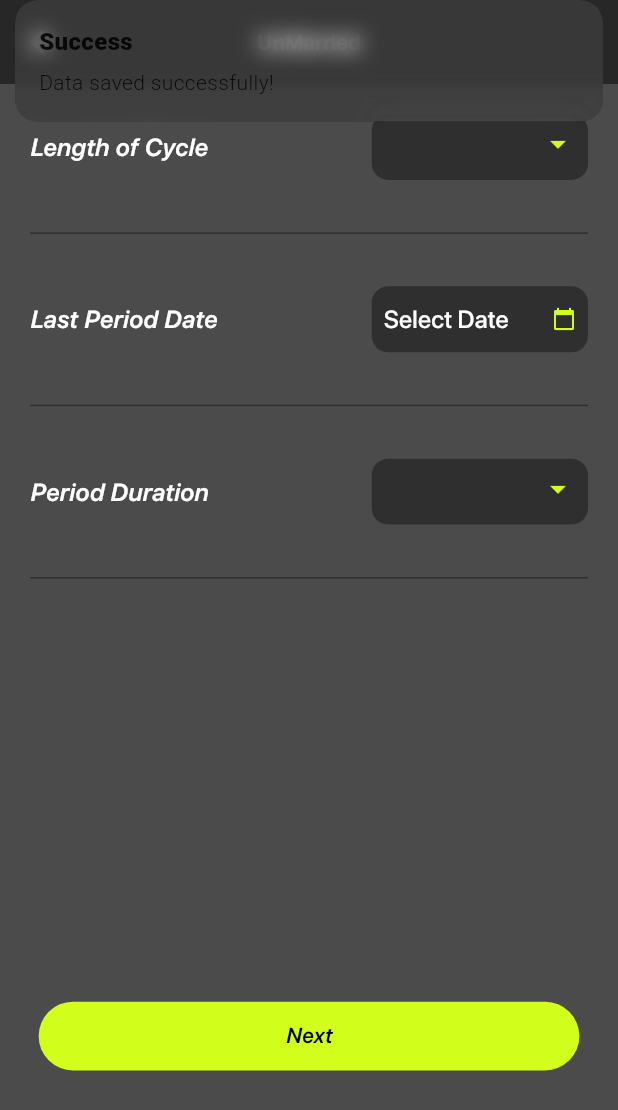
After one commit to HibaAbbas13/MamaIKnow, a Flutter app: the UnMarriedScreen screen opened directly, after a tap on "Next", on a phone screen of 412 x 824 dp. The commit adds this screen. Shown: the top 1110 px of the screen. Run offline on Flutter 3.47's test engine with Material 3 defaults, Android fonts, the phone set to English and light mode, and no system bars; our stand-ins replace cloud_firestore, firebase_auth, firebase_core, flutter_native_splash, flutter_screenutil, flutter_svg and 4 more; accounts and stored records are empty.

Commit message:
Tracker  Screen

```diff
--- a/lib/Screens/Auth/SignupScreen.dart
+++ b/lib/Screens/Auth/SignupScreen.dart
@@ -1,16 +1,15 @@
 import 'package:flutter/material.dart';
 import 'package:flutter_screenutil/flutter_screenutil.dart';
-import 'package:flutter_svg/svg.dart';
 import 'package:mamaiknow/Controllers/Authfiled_Controller.dart';
 import 'package:mamaiknow/Controllers/SignInSignup_Controller.dart';
 import 'package:mamaiknow/Data/AppColors.dart';
-import 'package:mamaiknow/Data/AppIcons.dart';
+
 import 'package:mamaiknow/Data/AppTypography.dart';
 import 'package:mamaiknow/Screens/Auth/Components/Authfield.dart';
 import 'package:mamaiknow/Screens/Auth/Components/SignInButtons.dart';
 import 'package:mamaiknow/Screens/Auth/SignInScreen.dart';
 import 'package:get/get.dart';
-import 'package:mamaiknow/Screens/Components/CommonButton.dart';
+import 'package:mamaiknow/Screens/CommonWidgets/CommonButton.dart';
 
 class SignUpScreen extends StatefulWidget {
   const SignUpScreen({super.key});
--- a/lib/Screens/HomeScreen/Components/RemainderCard.dart
+++ b/lib/Screens/HomeScreen/Components/RemainderCard.dart
@@ -2,7 +2,7 @@ import 'package:flutter/material.dart';
 import 'package:flutter_screenutil/flutter_screenutil.dart';
 import 'package:mamaiknow/Data/AppColors.dart';
 import 'package:mamaiknow/Data/AppTypography.dart';
-import 'package:mamaiknow/Screens/Components/CommonButton.dart';
+import 'package:mamaiknow/Screens/CommonWidgets/CommonButton.dart';
 
 class RemainderCard extends StatelessWidget {
   const RemainderCard({super.key});
--- a/lib/Screens/HomeScreen/HomeScreen.dart
+++ b/lib/Screens/HomeScreen/HomeScreen.dart
@@ -5,7 +5,8 @@ import 'package:mamaiknow/Controllers/HomePage_Controller.dart';
 
 import 'package:mamaiknow/Data/AppColors.dart';
 import 'package:mamaiknow/Data/AppTypography.dart';
-import 'package:mamaiknow/Screens/Components/CustomAppBar.dart';
+import 'package:mamaiknow/Screens/CommonWidgets/CustomAppBar.dart';
+
 import 'package:mamaiknow/Screens/HomeScreen/Components/Capsule.dart';
 import 'package:mamaiknow/Screens/HomeScreen/Components/CustomHeader.dart';
 import 'package:mamaiknow/Screens/HomeScreen/Components/HomeSection.dart';
--- /dev/null
+++ b/lib/Screens/Status/MarriedScreen.dart
@@ -0,0 +1,238 @@
+import 'package:cloud_firestore/cloud_firestore.dart';
+import 'package:firebase_auth/firebase_auth.dart';
+import 'package:flutter/material.dart';
+import 'package:flutter_screenutil/flutter_screenutil.dart';
+import 'package:get/get.dart';
+import 'package:mamaiknow/Data/AppColors.dart';
+import 'package:mamaiknow/Data/AppTypography.dart';
+import 'package:mamaiknow/Screens/CommonWidgets/CommonButton.dart';
+
+class UnMarriedScreen extends StatefulWidget {
+  const UnMarriedScreen({super.key});
+
+  @override
+  State<UnMarriedScreen> createState() => _UnMarriedScreenState();
+}
+
+class _UnMarriedScreenState extends State<UnMarriedScreen> {
+  String? selectedDay;
+  DateTime? selectedDate;
+  String? periodDuration;
+
+  Future<void> _selectDate(BuildContext context) async {
+    final DateTime? picked = await showDatePicker(
+      context: context,
+      initialDate: selectedDate ?? DateTime.now(),
+      firstDate: DateTime(2000),
+      lastDate: DateTime.now(),
+      helpText: 'Select Last Period Date',
+      builder: (BuildContext context, Widget? child) {
+        return Theme(
+          data: ThemeData.dark().copyWith(
+            colorScheme: ColorScheme.dark(
+              primary: AppColors.klime, // header background color
+              onPrimary: AppColors.kBlack, // header text color
+              onSurface: AppColors.kWhite, // body text color
+            ),
+            dialogBackgroundColor: AppColors.kblueGrey,
+          ),
+          child: child!,
+        );
+      },
+    );
+
+    if (picked != null && picked != selectedDate) {
+      setState(() {
+        selectedDate = picked;
+      });
+    }
+  }
+
+  void _saveToFirestore() async {
+    final FirebaseFirestore firestore = FirebaseFirestore.instance;
+    final userId = FirebaseAuth.instance.currentUser?.uid;
+
+    try {
+      await firestore.collection('users').doc(userId).update({
+        'length_of_cycle': selectedDay,
+        'last_period_date': selectedDate?.toIso8601String(),
+        'period_duration': periodDuration,
+      });
+      Get.snackbar("Success", "Data saved successfully!");
+    } catch (e) {
+      Get.snackbar("Error", e.toString());
+    }
+  }
+
+  @override
+  Widget build(BuildContext context) {
+    return Scaffold(
+      backgroundColor: AppColors.ksemiTransparentGrey,
+      appBar: AppBar(
+        backgroundColor: AppColors.ksemiTransparentGrey,
+        automaticallyImplyLeading: true,
+        centerTitle: true,
+        title: Text(
+          "UnMarried",
+          style: AppTypography.kBold14.copyWith(color: AppColors.kWhite),
+        ),
+        leading: IconButton(
+            onPressed: () {
+              Navigator.pop(context);
+            },
+            icon: Icon(
+              Icons.arrow_back,
+              color: AppColors.kWhite,
+            )),
+      ),
+      body: Padding(
+        padding: const EdgeInsets.all(20.0),
+        child: Column(
+          children: [
+            Row(mainAxisAlignment: MainAxisAlignment.spaceBetween, children: [
+              Text(
+                "Length of Cycle",
+                style:
+                    AppTypography.kSemiBold16.copyWith(color: AppColors.kWhite),
+              ),
+              InkWell(
+                child: Container(
+                  height: 48.h,
+                  width: 140.w,
+                  decoration: BoxDecoration(
+                    borderRadius: BorderRadius.circular(12.r),
+                    color: AppColors.kblueGrey,
+                  ),
+                  child: Padding(
+                    padding: const EdgeInsets.all(8),
+                    child: DropdownButton<String>(
+                      iconEnabledColor: AppColors.klime,
+                      isExpanded: true,
+                      isDense: true,
+                      underline: 0.horizontalSpace,
+                      dropdownColor: AppColors.kblueGrey,
+                      value: selectedDay,
+                      items: List.generate(31, (index) {
+                        final day = (index + 1).toString();
+                        return DropdownMenuItem<String>(
+                          value: day,
+                          child: Text(
+                            '$day days',
+                            style: AppTypography.kLight16
+                                .copyWith(color: AppColors.kWhite),
+                            selectionColor: AppColors.klime,
+                          ),
+                        );
+                      }),
+                      onChanged: (value) {
+                        setState(() {
+                          selectedDay = value;
+                        });
+                      },
+                    ),
+                  ),
+                ),
+              ),
+            ]),
+            SizedBox(height: 30.h),
+            Divider(
+              color: AppColors.kblueGrey,
+            ),
+            SizedBox(height: 30.h),
+            Row(mainAxisAlignment: MainAxisAlignment.spaceBetween, children: [
+              Text(
+                "Last Period Date",
+                style:
+                    AppTypography.kSemiBold16.copyWith(color: AppColors.kWhite),
+              ),
+              GestureDetector(
+                onTap: () => _selectDate(context),
+                child: Container(
+                  height: 48.h,
+                  width: 140.w,
+                  decoration: BoxDecoration(
+                    borderRadius: BorderRadius.circular(12.r),
+                    color: AppColors.kblueGrey,
+                  ),
+                  child: Padding(
+                      padding: const EdgeInsets.all(8),
+                      child: DropdownButton<String>(
+                        icon: Icon(Icons.calendar_today,
+                            size: 16, color: AppColors.klime),
+                        underline: 0.horizontalSpace,
+                        onChanged: (value) {
+                          _selectDate(context);
+                        },
+                        items: [],
+                        hint: Text(
+                          selectedDate != null
+                              ? "${selectedDate!.day}/${selectedDate!.month}/${selectedDate!.year}"
+                              : 'Select Date',
+                          style: AppTypography.kLight16
+                              .copyWith(color: AppColors.kWhite),
+                        ),
+                        isExpanded: true,
+                      )),
+                ),
+              ),
+            ]),
+            SizedBox(height: 30.h),
+            Divider(
+              color: AppColors.kblueGrey,
+            ),
+            SizedBox(height: 30.h),
+            Row(mainAxisAlignment: MainAxisAlignment.spaceBetween, children: [
+              Text(
+                "Period Duration",
+                style:
+                    AppTypography.kSemiBold16.copyWith(color: AppColors.kWhite),
+              ),
+              Container(
+                height: 48.h,
+                width: 140.w,
+                decoration: BoxDecoration(
+                  borderRadius: BorderRadius.circular(12.r),
+                  color: AppColors.kblueGrey,
+                ),
+                child: Padding(
+                  padding: const EdgeInsets.all(8),
+                  child: DropdownButton<String>(
+                    iconEnabledColor: AppColors.klime,
+                    isExpanded: true,
+                    isDense: true,
+                    underline: 0.horizontalSpace,
+                    dropdownColor: AppColors.kblueGrey,
+                    value: periodDuration,
+                    items: List.generate(10, (index) {
+                      final day = (index + 1).toString();
+                      return DropdownMenuItem<String>(
+                        value: day,
+                        child: Text(
+                          '$day days',
+                          style: AppTypography.kLight16
+                              .copyWith(color: AppColors.kWhite),
+                          selectionColor: AppColors.klime,
+                        ),
+                      );
+                    }),
+                    onChanged: (value) {
+                      setState(() {
+                        periodDuration = value;
+                      });
+                    },
+                  ),
+                ),
+              ),
+            ]),
+            SizedBox(height: 30.h),
+            Divider(
+              color: AppColors.kblueGrey,
+            ),
+            SizedBox(height: 300.h),
+            CommomButton2(onTap: _saveToFirestore, text: 'Next')
+          ],
+        ),
+      ),
+    );
+  }
+}
```
Also changed, not shown: lib/Controllers/SignInSignup_Controller.dart (+13 -11 lines), lib/Screens/Auth/SignInScreen.dart (+4 -4 lines), lib/Screens/Status/StatusScreen.dart (+7 -9 lines), lib/Screens/Trackers/PeriodTracker/Components/Calender.dart (+8 -6 lines), lib/Screens/Trackers/PeriodTracker/PeriodTracker.dart (+127 -53 lines), lib/main.dart (+4 -5 lines), lib/Screens/CommonWidgets/CommonButton.dart (renamed from lib/Screens/Components/CommonButton.dart), lib/Screens/CommonWidgets/CustomAppBar.dart (renamed from lib/Screens/Components/CustomAppBar.dart).
